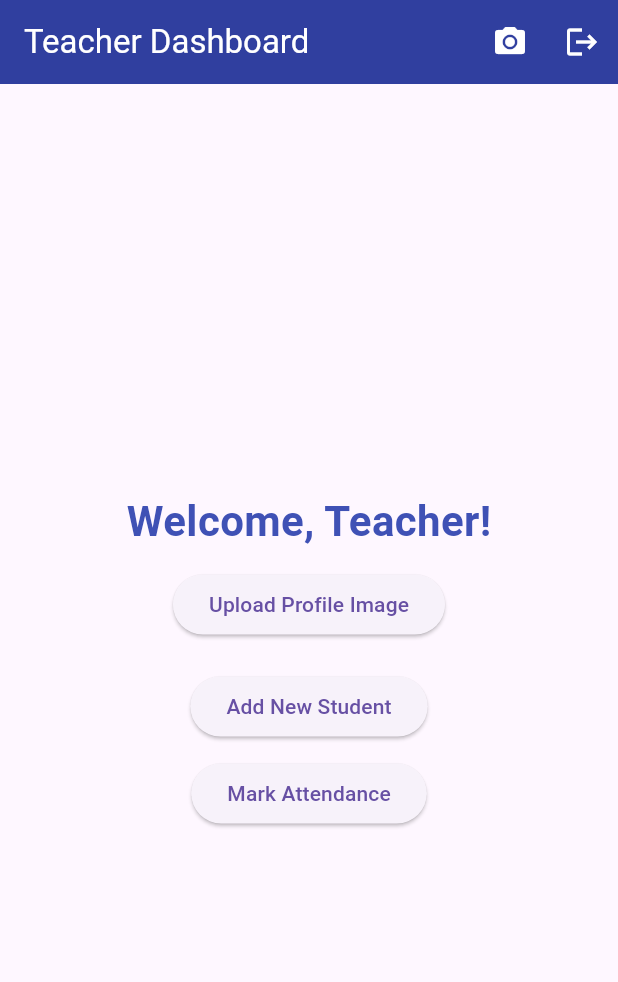
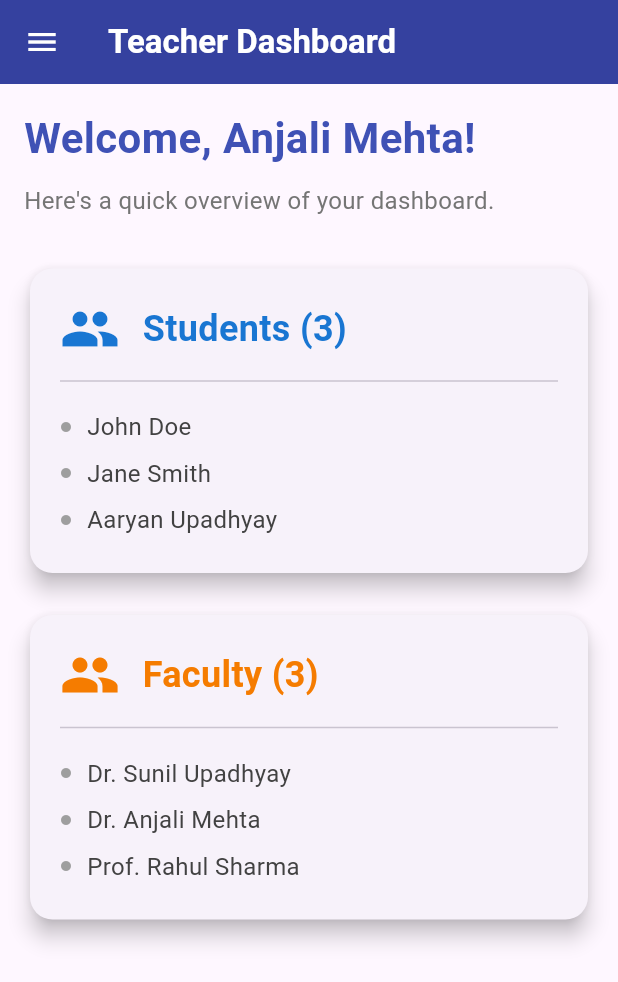
Before and after one commit to AaryanUpadhyayyyy/Paramount--Android-App-for-Educational-Institude, a Flutter app: the TeacherHomePage screen opened directly, on a phone screen of 412 x 824 dp. Shown: the top 982 px of the screen. Run offline on Flutter 3.47's test engine with Material 3 defaults, Android fonts, the phone set to English and light mode, and no system bars; our stand-ins replace cloud_firestore, firebase_auth, firebase_core; accounts and stored records are empty; generated files the repository leaves out were written again.

Commit message:
Update TeacherHomePage.dart

```diff
--- a/lib/TeacherHomePage.dart
+++ b/lib/TeacherHomePage.dart
@@ -1,67 +1,23 @@
 import 'package:flutter/material.dart';
-import 'package:firebase_auth/firebase_auth.dart';
-import 'package:cloud_firestore/cloud_firestore.dart';
-import 'package:paramount/main.dart';
-import 'package:paramount/add_student_page.dart';
-import 'package:paramount/services/cloudinary_service.dart';
 
-class TeacherHomePage extends StatefulWidget {
+// Dummy data for a placeholder teacher
+const String dummyTeacherName = "Anjali Mehta";
+const String dummyTeacherEmail = "anjali.mehta@example.com";
+
+// Dummy data for students and faculty
+final List<String> dummyStudents = [
+  "John Doe",
+  "Jane Smith",
+  "Aaryan Upadhyay"
+];
+final List<String> dummyFaculty = [
+  "Dr. Sunil Upadhyay",
+  "Dr. Anjali Mehta",
+  "Prof. Rahul Sharma"
+];
+
+class TeacherHomePage extends StatelessWidget {
   const TeacherHomePage({super.key});
-
-  @override
-  State<TeacherHomePage> createState() => _TeacherHomePageState();
-}
-
-class _TeacherHomePageState extends State<TeacherHomePage> {
-  bool _isUploading = false;
-  String? _lastUploadedUrl;
-
-  Future<void> _uploadProfileImage() async {
-    try {
-      final user = FirebaseAuth.instance.currentUser;
-      if (user == null) {
-        if (!mounted) return;
-        ScaffoldMessenger.of(context).showSnackBar(
-          const SnackBar(content: Text('Not signed in')),
-        );
-        return;
-      }
-
-      setState(() => _isUploading = true);
-
-      final cloudinary = CloudinaryService();
-      final result = await cloudinary.pickAndUploadImage(
-        folder: 'paramount/profile_images/${user.uid}',
-        tags: {'type': 'profile_image', 'user_id': user.uid},
-      );
-
-      if (!mounted) return;
-
-      if (result != null && (result['success'] == true || result['url'] != null)) {
-        _lastUploadedUrl = result['url'] as String?;
-        await FirebaseFirestore.instance.collection('users').doc(user.uid).update({
-          'profileImageUrl': result['url'],
-          'profileImagePublicId': result['public_id'],
-          'updatedAt': FieldValue.serverTimestamp(),
-        });
-        ScaffoldMessenger.of(context).showSnackBar(
-          const SnackBar(content: Text('Profile image updated')),
-        );
-        setState(() {});
-      } else {
-        ScaffoldMessenger.of(context).showSnackBar(
-          const SnackBar(content: Text('No image selected')),
-        );
-      }
-    } catch (e) {
-      if (!mounted) return;
-      ScaffoldMessenger.of(context).showSnackBar(
-        SnackBar(content: Text('Upload failed: $e')),
-      );
-    } finally {
-      if (mounted) setState(() => _isUploading = false);
-    }
-  }
 
   @override
   Widget build(BuildContext context) {
@@ -69,83 +25,182 @@ class _TeacherHomePageState extends State<TeacherHomePage> {
       appBar: AppBar(
         title: const Text(
           "Teacher Dashboard",
-          style: TextStyle(color: Colors.white),
+          style: TextStyle(
+            color: Colors.white,
+            fontWeight: FontWeight.bold,
+          ),
         ),
         backgroundColor: Colors.indigo.shade700,
-        actions: [
-          IconButton(
-            icon: _isUploading
-                ? const SizedBox(
-                    width: 20,
-                    height: 20,
-                    child: CircularProgressIndicator(color: Colors.white, strokeWidth: 2),
-                  )
-                : const Icon(Icons.photo_camera, color: Colors.white),
-            tooltip: 'Upload profile image',
-            onPressed: _isUploading ? null : _uploadProfileImage,
+        foregroundColor: Colors.white,
+        elevation: 4.0,
       ),
-          IconButton(
-            icon: const Icon(Icons.logout, color: Colors.white),
-            onPressed: () async {
-              await FirebaseAuth.instance.signOut();
-              if (!mounted) return;
-              Navigator.pushReplacement(
-                context,
-                MaterialPageRoute(
-                  builder: (context) => const LoginPage(title: 'Login'),
+      drawer: Drawer(
+        child: ListView(
+          padding: EdgeInsets.zero,
+          children: [
+            UserAccountsDrawerHeader(
+              decoration: BoxDecoration(
+                color: Colors.indigo.shade700,
               ),
+              accountName: const Text(
+                dummyTeacherName,
+                style: TextStyle(
+                  fontWeight: FontWeight.bold,
+                  fontSize: 18,
+                ),
+              ),
+              accountEmail: const Text(dummyTeacherEmail),
+              currentAccountPicture: const CircleAvatar(
+                backgroundColor: Colors.white,
+                child: Icon(
+                  Icons.person,
+                  color: Colors.indigo,
+                  size: 50,
+                ),
+              ),
+            ),
+            ListTile(
+              leading: const Icon(Icons.home, color: Colors.indigo),
+              title: const Text("Home"),
+              onTap: () => Navigator.of(context).pop(),
+            ),
+            ListTile(
+              leading: const Icon(Icons.group, color: Colors.indigo),
+              title: const Text("Students"),
+              onTap: () {
+                Navigator.of(context).pop();
+                // Add your navigation logic here, e.g., to a new StudentsPage
+              },
+            ),
+            ListTile(
+              leading: const Icon(Icons.people, color: Colors.indigo),
+              title: const Text("Faculty"),
+              onTap: () {
+                Navigator.of(context).pop();
+                // Add your navigation logic here, e.g., to a new FacultyPage
+              },
+            ),
+            ListTile(
+              leading: const Icon(Icons.logout, color: Colors.red),
+              title: const Text("Logout"),
+              onTap: () {
+                Navigator.of(context).pop();
+                // Dummy logout logic
+                ScaffoldMessenger.of(context).showSnackBar(
+                  const SnackBar(content: Text("Logged out successfully!")),
                 );
               },
             ),
           ],
         ),
-      body: Center(
+      ),
+      body: SingleChildScrollView(
+        padding: const EdgeInsets.all(16.0),
         child: Column(
-          mainAxisAlignment: MainAxisAlignment.center,
+          crossAxisAlignment: CrossAxisAlignment.start,
           children: [
-            const Text(
-              "Welcome, Teacher!",
-              style: TextStyle(
+            // Welcome Section
+            Text(
+              "Welcome, $dummyTeacherName!",
+              style: const TextStyle(
                 fontSize: 28,
                 fontWeight: FontWeight.bold,
                 color: Colors.indigo,
               ),
             ),
-            const SizedBox(height: 12),
-            if (_lastUploadedUrl != null)
-              Padding(
-                padding: const EdgeInsets.only(bottom: 12),
-                child: CircleAvatar(
-                  radius: 36,
-                  backgroundImage: NetworkImage(_lastUploadedUrl!),
+            const SizedBox(height: 10),
+            Text(
+              "Here's a quick overview of your dashboard.",
+              style: TextStyle(
+                fontSize: 16,
+                color: Colors.grey.shade600,
               ),
             ),
-            ElevatedButton(
-              onPressed: _isUploading ? null : _uploadProfileImage,
-              child: Text(_isUploading ? 'Uploading...' : 'Upload Profile Image'),
+            const SizedBox(height: 30),
+
+            // Students Section
+            _buildDashboardCard(
+              title: "Students",
+              icon: Icons.group,
+              count: dummyStudents.length,
+              list: dummyStudents,
+              color: Colors.blue.shade700,
             ),
             const SizedBox(height: 20),
-            ElevatedButton(
-              onPressed: () {
-                Navigator.push(
-                  context,
-                  MaterialPageRoute(
-                    builder: (context) => const AddStudentPage(),
+
+            // Faculty Section
+            _buildDashboardCard(
+              title: "Faculty",
+              icon: Icons.people,
+              count: dummyFaculty.length,
+              list: dummyFaculty,
+              color: Colors.orange.shade700,
+            ),
+          ],
+        ),
       ),
     );
-              },
-              child: const Text("Add New Student"),
+  }
+
+  // Helper method to build a reusable dashboard card
+  Widget _buildDashboardCard({
+    required String title,
+    required IconData icon,
+    required int count,
+    required List<String> list,
+    required Color color,
+  }) {
+    return Card(
+      elevation: 6,
+      shape: RoundedRectangleBorder(borderRadius: BorderRadius.circular(15)),
+      child: Padding(
+        padding: const EdgeInsets.all(20.0),
+        child: Column(
+          crossAxisAlignment: CrossAxisAlignment.start,
+          children: [
+            Row(
+              children: [
+                Icon(icon, size: 40, color: color),
+                const SizedBox(width: 15),
+                Expanded(
+                  child: Text(
+                    "$title ($count)",
+                    style: TextStyle(
+                      fontSize: 24,
+                      fontWeight: FontWeight.bold,
+                      color: color,
                     ),
-            const SizedBox(height: 10),
-            ElevatedButton(
-              onPressed: () {
-                ScaffoldMessenger.of(context).showSnackBar(
-                  const SnackBar(
-                    content: Text('Mark Attendance feature coming soon!'),
                   ),
-                );
-              },
-              child: const Text("Mark Attendance"),
+                ),
+              ],
+            ),
+            const Divider(height: 30),
+            ...list.take(3).map((item) => Padding(
+              padding: const EdgeInsets.symmetric(vertical: 4.0),
+              child: Row(
+                children: [
+                  Icon(Icons.circle, size: 8, color: Colors.grey.shade500),
+                  const SizedBox(width: 10),
+                  Text(
+                    item,
+                    style: TextStyle(
+                      fontSize: 16,
+                      color: Colors.grey.shade800,
+                    ),
+                  ),
+                ],
+              ),
+            )).toList(),
+            if (list.length > 3)
+              Padding(
+                padding: const EdgeInsets.only(top: 10.0),
+                child: Text(
+                  "and ${list.length - 3} more...",
+                  style: const TextStyle(
+                    fontStyle: FontStyle.italic,
+                    color: Colors.grey,
+                  ),
+                ),
               ),
           ],
         ),
```
Lines whose indentation alone changed are shown as unchanged.
